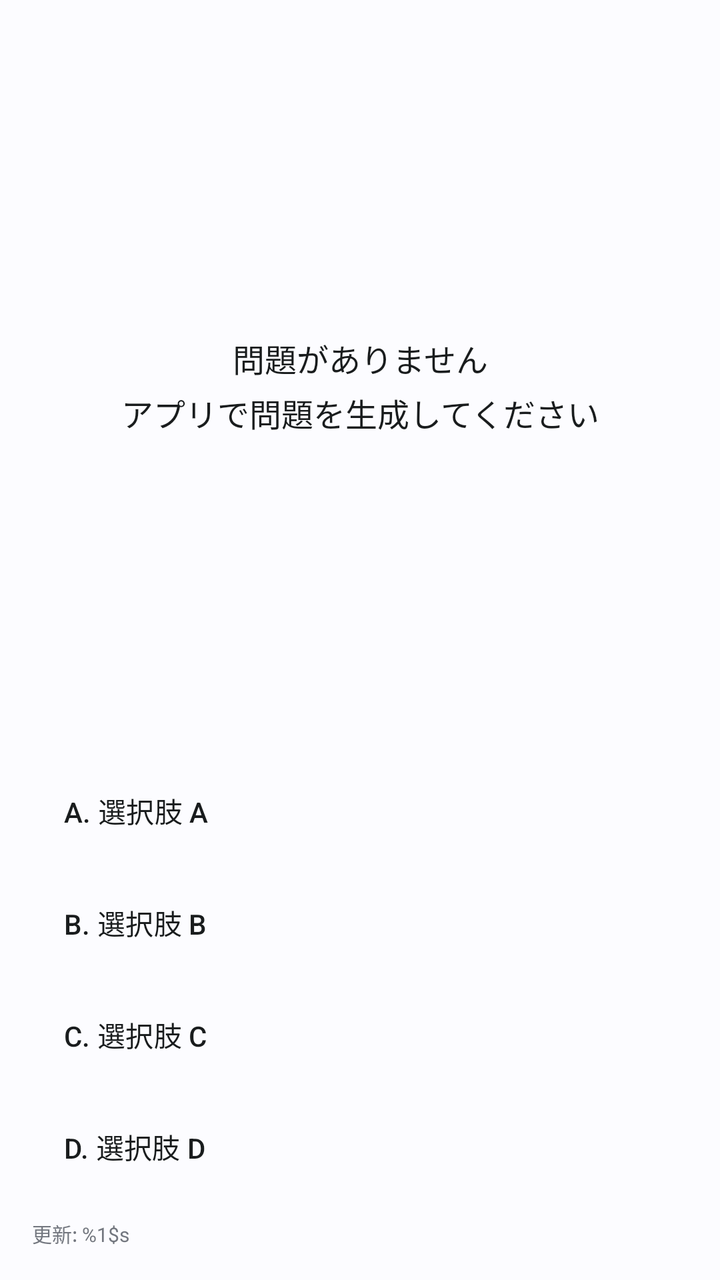
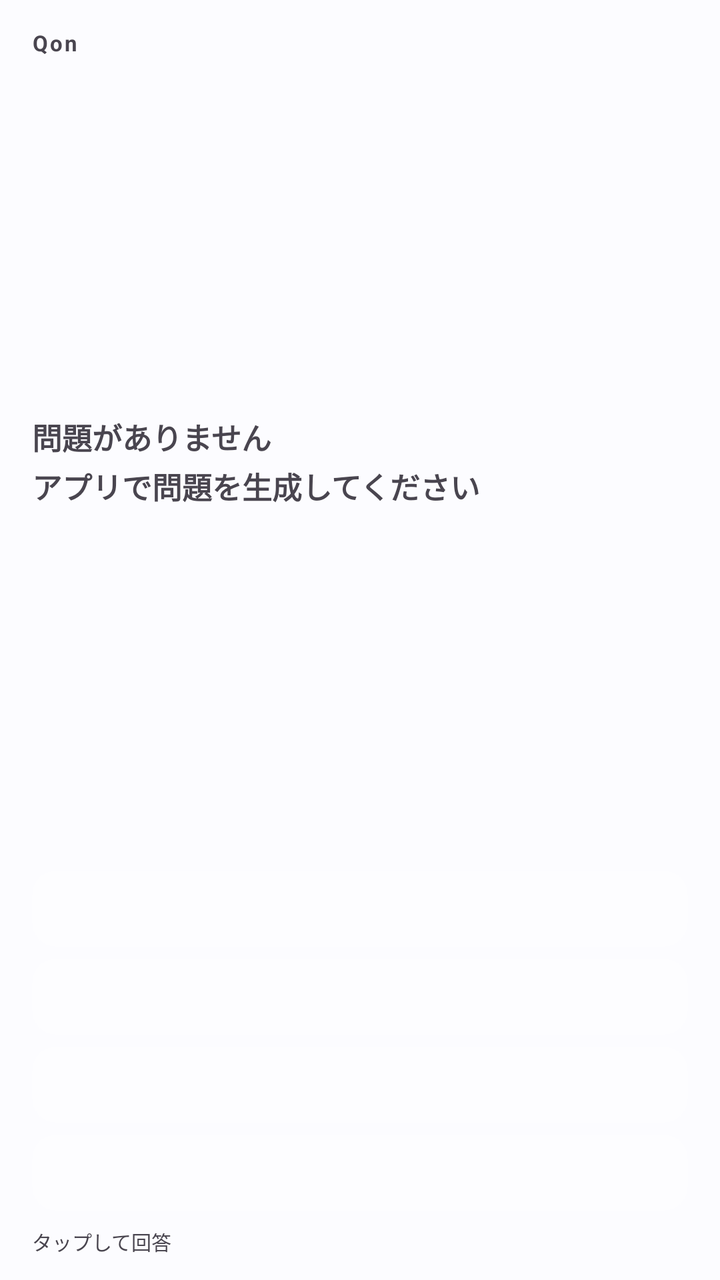

An Android layout rendered at two revisions. The XML below is the earlier revision; the diff shows what the commit changed to produce the second picture.
<!-- AndroidManifest.xml: application theme Theme.AiLearning -->
<!-- res/layout/widget_quiz.xml -->
<?xml version="1.0" encoding="utf-8"?>
<LinearLayout xmlns:android="http://schemas.android.com/apk/res/android"
    android:layout_width="match_parent"
    android:layout_height="match_parent"
    android:orientation="vertical"
    android:padding="16dp"
    android:background="@color/md_sys_color_surface"
    android:gravity="center">

    
    <TextView
        android:id="@+id/tv_question"
        android:layout_width="match_parent"
        android:layout_height="0dp"
        android:layout_weight="1"
        android:text="@string/widget_no_questions"
        android:textSize="16sp"
        android:textColor="@color/md_sys_color_on_surface"
        android:gravity="center"
        android:lineSpacingExtra="4sp"
        android:maxLines="5"
        android:ellipsize="end" />

    
    <LinearLayout
        android:id="@+id/options_container"
        android:layout_width="match_parent"
        android:layout_height="wrap_content"
        android:layout_marginTop="12dp"
        android:orientation="vertical"
        android:gravity="center">

        <Button
            android:id="@+id/btn_option_a"
            style="@style/Widget.App.Button.Option"
            android:layout_width="match_parent"
            android:layout_height="wrap_content"
            android:layout_marginBottom="8dp"
            android:text="A. 選択肢 A"
            android:tag="0" />

        <Button
            android:id="@+id/btn_option_b"
            style="@style/Widget.App.Button.Option"
            android:layout_width="match_parent"
            android:layout_height="wrap_content"
            android:layout_marginBottom="8dp"
            android:text="B. 選択肢 B"
            android:tag="1" />

        <Button
            android:id="@+id/btn_option_c"
            style="@style/Widget.App.Button.Option"
            android:layout_width="match_parent"
            android:layout_height="wrap_content"
            android:layout_marginBottom="8dp"
            android:text="C. 選択肢 C"
            android:tag="2" />

        <Button
            android:id="@+id/btn_option_d"
            style="@style/Widget.App.Button.Option"
            android:layout_width="match_parent"
            android:layout_height="wrap_content"
            android:text="D. 選択肢 D"
            android:tag="3" />
    </LinearLayout>

    
    <LinearLayout
        android:id="@+id/result_container"
        android:layout_width="match_parent"
        android:layout_height="wrap_content"
        android:layout_marginTop="12dp"
        android:orientation="vertical"
        android:visibility="gone"
        android:gravity="center">

        <TextView
            android:id="@+id/tv_result"
            android:layout_width="wrap_content"
            android:layout_height="wrap_content"
            android:textSize="18sp"
            android:textStyle="bold"
            android:textColor="@color/correct_green" />

        <TextView
            android:id="@+id/tv_explanation"
            android:layout_width="match_parent"
            android:layout_height="wrap_content"
            android:layout_marginTop="8dp"
            android:textSize="12sp"
            android:textColor="@color/md_sys_color_on_surface_variant"
            android:maxLines="3"
            android:ellipsize="end" />
    </LinearLayout>

    
    <LinearLayout
        android:layout_width="match_parent"
        android:layout_height="wrap_content"
        android:layout_marginTop="12dp"
        android:orientation="horizontal"
        android:gravity="center|end">

        <TextView
            android:id="@+id/tv_updated"
            android:layout_width="0dp"
            android:layout_height="wrap_content"
            android:layout_weight="1"
            android:textSize="10sp"
            android:textColor="@color/md_sys_color_outline"
            android:text="@string/widget_last_updated" />

        <Button
            android:id="@+id/btn_next"
            style="@style/Widget.Material3.Button.TextButton"
            android:layout_width="wrap_content"
            android:layout_height="wrap_content"
            android:text="@string/next_question"
            android:visibility="gone" />
    </LinearLayout>
</LinearLayout>
<!-- resources referenced by this layout -->
<resources>
  <color name="correct_green">#2E7D32</color>
  <color name="md_sys_color_on_surface">#191C1D</color>
  <color name="md_sys_color_on_surface_variant">#44474E</color>
  <color name="md_sys_color_outline">#73777F</color>
  <color name="md_sys_color_surface">#FCFCFF</color>
  <string name="next_question">次の問題へ</string>
  <string name="widget_last_updated">更新: %1$s</string>
  <string name="widget_no_questions">問題がありません\nアプリで問題を生成してください</string>
  <style name="Widget.App.Button.Option" parent="Widget.Material3.Button.OutlinedButton">
          <item name="android:textSize">14sp</item>
          <item name="android:textColor">@color/md_sys_color_on_surface</item>
          <item name="android:gravity">start|center_vertical</item>
          <item name="android:paddingStart">16dp</item>
          <item name="android:paddingEnd">16dp</item>
          <item name="android:paddingTop">12dp</item>
          <item name="android:paddingBottom">12dp</item>
          <item name="android:minHeight">48dp</item>
          <item name="cornerRadius">12dp</item>
          <item name="strokeWidth">1dp</item>
          <item name="strokeColor">@color/md_sys_color_outline</item>
          <item name="rippleColor">@color/md_sys_color_primary_container</item>
      </style>
  <color name="md_sys_color_primary_container">#D6E4FF</color>
  <color name="md_sys_color_primary">#3B5BDB</color>
  <color name="md_sys_color_on_primary">#FFFFFF</color>
  <color name="md_sys_color_secondary">#6C4EDC</color>
  <color name="md_sys_color_secondary_container">#E8E0FF</color>
  <color name="md_sys_color_on_secondary">#FFFFFF</color>
  <color name="md_sys_color_tertiary">#006C68</color>
  <color name="md_sys_color_on_tertiary">#FFFFFF</color>
  <color name="md_sys_color_tertiary_container">#9CF0EB</color>
  <color name="md_sys_color_on_tertiary_container">#00211F</color>
  <color name="md_sys_color_error">#BA1A1A</color>
  <color name="md_sys_color_error_container">#FFDAD6</color>
  <color name="md_sys_color_on_error">#FFFFFF</color>
  <color name="md_sys_color_on_error_container">#410002</color>
  <color name="md_sys_color_background">#FCFCFF</color>
  <color name="md_sys_color_surface_variant">#E0E2EC</color>
  <color name="md_sys_color_outline_variant">#C3C7CE</color>
  <!-- unchanged entries left out for length: 1 -->
</resources>

<!-- the commit's change to res/layout/widget_quiz.xml (unified diff, before → after) -->
@@ -1,123 +1,246 @@
 <?xml version="1.0" encoding="utf-8"?>
-<LinearLayout xmlns:android="http://schemas.android.com/apk/res/android"
+<FrameLayout xmlns:android="http://schemas.android.com/apk/res/android"
     android:layout_width="match_parent"
     android:layout_height="match_parent"
-    android:orientation="vertical"
-    android:padding="16dp"
-    android:background="@color/md_sys_color_surface"
-    android:gravity="center">
+    android:padding="0dp">
 
     
-    <TextView
-        android:id="@+id/tv_question"
+    <ImageView
+        android:id="@+id/widget_background"
         android:layout_width="match_parent"
-        android:layout_height="0dp"
-        android:layout_weight="1"
-        android:text="@string/widget_no_questions"
-        android:textSize="16sp"
-        android:textColor="@color/md_sys_color_on_surface"
-        android:gravity="center"
-        android:lineSpacingExtra="4sp"
-        android:maxLines="5"
-        android:ellipsize="end" />
-
-    
-    <LinearLayout
-        android:id="@+id/options_container"
-        android:layout_width="match_parent"
-        android:layout_height="wrap_content"
-        android:layout_marginTop="12dp"
-        android:orientation="vertical"
-        android:gravity="center">
-
-        <Button
-            android:id="@+id/btn_option_a"
-            style="@style/Widget.App.Button.Option"
-            android:layout_width="match_parent"
-            android:layout_height="wrap_content"
-            android:layout_marginBottom="8dp"
-            android:text="A. 選択肢 A"
-            android:tag="0" />
-
-        <Button
-            android:id="@+id/btn_option_b"
-            style="@style/Widget.App.Button.Option"
-            android:layout_width="match_parent"
-            android:layout_height="wrap_content"
-            android:layout_marginBottom="8dp"
-            android:text="B. 選択肢 B"
-            android:tag="1" />
-
-        <Button
-            android:id="@+id/btn_option_c"
-            style="@style/Widget.App.Button.Option"
-            android:layout_width="match_parent"
-            android:layout_height="wrap_content"
-            android:layout_marginBottom="8dp"
-            android:text="C. 選択肢 C"
-            android:tag="2" />
-
-        <Button
-            android:id="@+id/btn_option_d"
-            style="@style/Widget.App.Button.Option"
-            android:layout_width="match_parent"
-            android:layout_height="wrap_content"
-            android:text="D. 選択肢 D"
-            android:tag="3" />
-    </LinearLayout>
-
-    
-    <LinearLayout
-        android:id="@+id/result_container"
-        android:layout_width="match_parent"
-        android:layout_height="wrap_content"
-        android:layout_marginTop="12dp"
-        android:orientation="vertical"
-        android:visibility="gone"
-        android:gravity="center">
-
-        <TextView
-            android:id="@+id/tv_result"
-            android:layout_width="wrap_content"
-            android:layout_height="wrap_content"
-            android:textSize="18sp"
-            android:textStyle="bold"
-            android:textColor="@color/correct_green" />
-
-        <TextView
-            android:id="@+id/tv_explanation"
-            android:layout_width="match_parent"
-            android:layout_height="wrap_content"
-            android:layout_marginTop="8dp"
-            android:textSize="12sp"
-            android:textColor="@color/md_sys_color_on_surface_variant"
-            android:maxLines="3"
-            android:ellipsize="end" />
-    </LinearLayout>
-
-    
+        android:layout_height="match_parent"
+        android:scaleType="fitXY"
+        android:contentDescription="@null" />
+
     <LinearLayout
         android:layout_width="match_parent"
-        android:layout_height="wrap_content"
-        android:layout_marginTop="12dp"
-        android:orientation="horizontal"
-        android:gravity="center|end">
-
+        android:layout_height="match_parent"
+        android:orientation="vertical"
+        android:paddingStart="16dp"
+        android:paddingEnd="16dp"
+        android:paddingTop="14dp"
+        android:paddingBottom="12dp">
+
+        
+        <LinearLayout
+            android:layout_width="match_parent"
+            android:layout_height="wrap_content"
+            android:orientation="horizontal"
+            android:gravity="center_vertical">
+
+            <TextView
+                android:id="@+id/tv_badge"
+                android:layout_width="0dp"
+                android:layout_height="wrap_content"
+                android:layout_weight="1"
+                android:text="Qon"
+                android:textSize="11sp"
+                android:textStyle="bold"
+                android:letterSpacing="0.08"
+                android:maxLines="1"
+                android:ellipsize="end" />
+
+            <TextView
+                android:id="@+id/tv_updated"
+                android:layout_width="wrap_content"
+                android:layout_height="wrap_content"
+                android:textSize="10sp"
+                android:maxLines="1" />
+        </LinearLayout>
+
+        
         <TextView
-            android:id="@+id/tv_updated"
-            android:layout_width="0dp"
-            android:layout_height="wrap_content"
+            android:id="@+id/tv_question"
+            android:layout_width="match_parent"
+            android:layout_height="0dp"
             android:layout_weight="1"
-            android:textSize="10sp"
-            android:textColor="@color/md_sys_color_outline"
-            android:text="@string/widget_last_updated" />
-
-        <Button
-            android:id="@+id/btn_next"
-            style="@style/Widget.Material3.Button.TextButton"
-            android:layout_width="wrap_content"
-            android:layout_height="wrap_content"
-            android:text="@string/next_question"
-            android:visibility="gone" />
+            android:layout_marginTop="8dp"
+            android:text="@string/widget_no_questions"
+            android:textSize="15sp"
+            android:textStyle="bold"
+            android:lineSpacingExtra="3sp"
+            android:gravity="center_vertical"
+            android:maxLines="5"
+            android:ellipsize="end" />
+
+        
+        <LinearLayout
+            android:id="@+id/options_container"
+            android:layout_width="match_parent"
+            android:layout_height="wrap_content"
+            android:layout_marginTop="10dp"
+            android:orientation="vertical">
+
+            <LinearLayout
+                android:id="@+id/option_row_a"
+                android:layout_width="match_parent"
+                android:layout_height="wrap_content"
+                android:minHeight="38dp"
+                android:orientation="horizontal"
+                android:gravity="center_vertical"
+                android:background="@drawable/widget_option_row"
+                android:paddingStart="10dp"
+                android:paddingEnd="10dp">
+
+                <View
+                    android:id="@+id/option_bar_a"
+                    android:layout_width="3dp"
+                    android:layout_height="16dp" />
+
+                <TextView
+                    android:id="@+id/option_text_a"
+                    android:layout_width="0dp"
+                    android:layout_height="wrap_content"
+                    android:layout_weight="1"
+                    android:layout_marginStart="9dp"
+                    android:textSize="13sp"
+                    android:maxLines="2"
+                    android:ellipsize="end" />
+            </LinearLayout>
+
+            <LinearLayout
+                android:id="@+id/option_row_b"
+                android:layout_width="match_parent"
+                android:layout_height="wrap_content"
+                android:layout_marginTop="6dp"
+                android:minHeight="38dp"
+                android:orientation="horizontal"
+                android:gravity="center_vertical"
+                android:background="@drawable/widget_option_row"
+                android:paddingStart="10dp"
+                android:paddingEnd="10dp">
+
+                <View
+                    android:id="@+id/option_bar_b"
+                    android:layout_width="3dp"
+                    android:layout_height="16dp" />
+
+                <TextView
+                    android:id="@+id/option_text_b"
+                    android:layout_width="0dp"
+                    android:layout_height="wrap_content"
+                    android:layout_weight="1"
+                    android:layout_marginStart="9dp"
+                    android:textSize="13sp"
+                    android:maxLines="2"
+                    android:ellipsize="end" />
+            </LinearLayout>
+
+            <LinearLayout
+                android:id="@+id/option_row_c"
+                android:layout_width="match_parent"
+                android:layout_height="wrap_content"
+                android:layout_marginTop="6dp"
+                android:minHeight="38dp"
+                android:orientation="horizontal"
+                android:gravity="center_vertical"
+                android:background="@drawable/widget_option_row"
+                android:paddingStart="10dp"
+                android:paddingEnd="10dp">
+
+                <View
+                    android:id="@+id/option_bar_c"
+                    android:layout_width="3dp"
+                    android:layout_height="16dp" />
+
+                <TextView
+                    android:id="@+id/option_text_c"
+                    android:layout_width="0dp"
+                    android:layout_height="wrap_content"
+                    android:layout_weight="1"
+                    android:layout_marginStart="9dp"
+                    android:textSize="13sp"
+                    android:maxLines="2"
+                    android:ellipsize="end" />
+            </LinearLayout>
+
+            <LinearLayout
+                android:id="@+id/option_row_d"
+                android:layout_width="match_parent"
+                android:layout_height="wrap_content"
+                android:layout_marginTop="6dp"
+                android:minHeight="38dp"
+                android:orientation="horizontal"
+                android:gravity="center_vertical"
+                android:background="@drawable/widget_option_row"
+                android:paddingStart="10dp"
+                android:paddingEnd="10dp">
+
+                <View
+                    android:id="@+id/option_bar_d"
+                    android:layout_width="3dp"
+                    android:layout_height="16dp" />
+
+                <TextView
+                    android:id="@+id/option_text_d"
+                    android:layout_width="0dp"
+                    android:layout_height="wrap_content"
+                    android:layout_weight="1"
+                    android:layout_marginStart="9dp"
+                    android:textSize="13sp"
+                    android:maxLines="2"
+                    android:ellipsize="end" />
+            </LinearLayout>
+        </LinearLayout>
+
+        
+        <LinearLayout
+            android:id="@+id/result_container"
+            android:layout_width="match_parent"
+            android:layout_height="wrap_content"
+            android:layout_marginTop="10dp"
+            android:orientation="vertical"
+            android:visibility="gone">
+
+            <TextView
+                android:id="@+id/tv_result"
+                android:layout_width="wrap_content"
+                android:layout_height="wrap_content"
+                android:textSize="16sp"
+                android:textStyle="bold" />
+
+            <TextView
+                android:id="@+id/tv_explanation"
+                android:layout_width="match_parent"
+                android:layout_height="wrap_content"
+                android:layout_marginTop="4dp"
+                android:textSize="12sp"
+                android:lineSpacingExtra="2sp"
+                android:maxLines="3"
+                android:ellipsize="end" />
+        </LinearLayout>
+
+        
+        <LinearLayout
+            android:layout_width="match_parent"
+            android:layout_height="wrap_content"
+            android:layout_marginTop="8dp"
+            android:orientation="horizontal"
+            android:gravity="center_vertical">
+
+            <TextView
+                android:id="@+id/tv_hint"
+                android:layout_width="0dp"
+                android:layout_height="wrap_content"
+                android:layout_weight="1"
+                android:text="@string/widget_tap_to_answer"
+                android:textSize="10sp"
+                android:maxLines="1"
+                android:ellipsize="end" />
+
+            <TextView
+                android:id="@+id/btn_next"
+                android:layout_width="wrap_content"
+                android:layout_height="wrap_content"
+                android:paddingStart="10dp"
+                android:paddingEnd="4dp"
+                android:paddingTop="6dp"
+                android:paddingBottom="6dp"
+                android:text="@string/next_question"
+                android:textSize="13sp"
+                android:textStyle="bold"
+                android:visibility="gone"
+                android:background="?android:attr/selectableItemBackground" />
+        </LinearLayout>
     </LinearLayout>
-</LinearLayout>
+</FrameLayout>
<!-- resource entries referenced after the edit -->
@@ -1,27 +1,18 @@
 <!-- resources referenced by this layout -->
 <resources>
-  <color name="correct_green">#2E7D32</color>
+  <!-- drawable widget_option_row (drawable) -->
+  <?xml version="1.0" encoding="utf-8"?>
+  <shape xmlns:android="http://schemas.android.com/apk/res/android" android:shape="rectangle">
+      <corners android:radius="12dp" />
+      <solid android:color="#26FFFFFF" />
+  </shape>
   <color name="md_sys_color_on_surface">#191C1D</color>
   <color name="md_sys_color_on_surface_variant">#44474E</color>
   <color name="md_sys_color_outline">#73777F</color>
   <color name="md_sys_color_surface">#FCFCFF</color>
   <string name="next_question">次の問題へ</string>
-  <string name="widget_last_updated">更新: %1$s</string>
   <string name="widget_no_questions">問題がありません\nアプリで問題を生成してください</string>
-  <style name="Widget.App.Button.Option" parent="Widget.Material3.Button.OutlinedButton">
-          <item name="android:textSize">14sp</item>
-          <item name="android:textColor">@color/md_sys_color_on_surface</item>
-          <item name="android:gravity">start|center_vertical</item>
-          <item name="android:paddingStart">16dp</item>
-          <item name="android:paddingEnd">16dp</item>
-          <item name="android:paddingTop">12dp</item>
-          <item name="android:paddingBottom">12dp</item>
-          <item name="android:minHeight">48dp</item>
-          <item name="cornerRadius">12dp</item>
-          <item name="strokeWidth">1dp</item>
-          <item name="strokeColor">@color/md_sys_color_outline</item>
-          <item name="rippleColor">@color/md_sys_color_primary_container</item>
-      </style>
+  <string name="widget_tap_to_answer">タップして回答</string>
   <color name="md_sys_color_primary_container">#D6E4FF</color>
   <color name="md_sys_color_primary">#3B5BDB</color>
   <color name="md_sys_color_on_primary">#FFFFFF</color>
